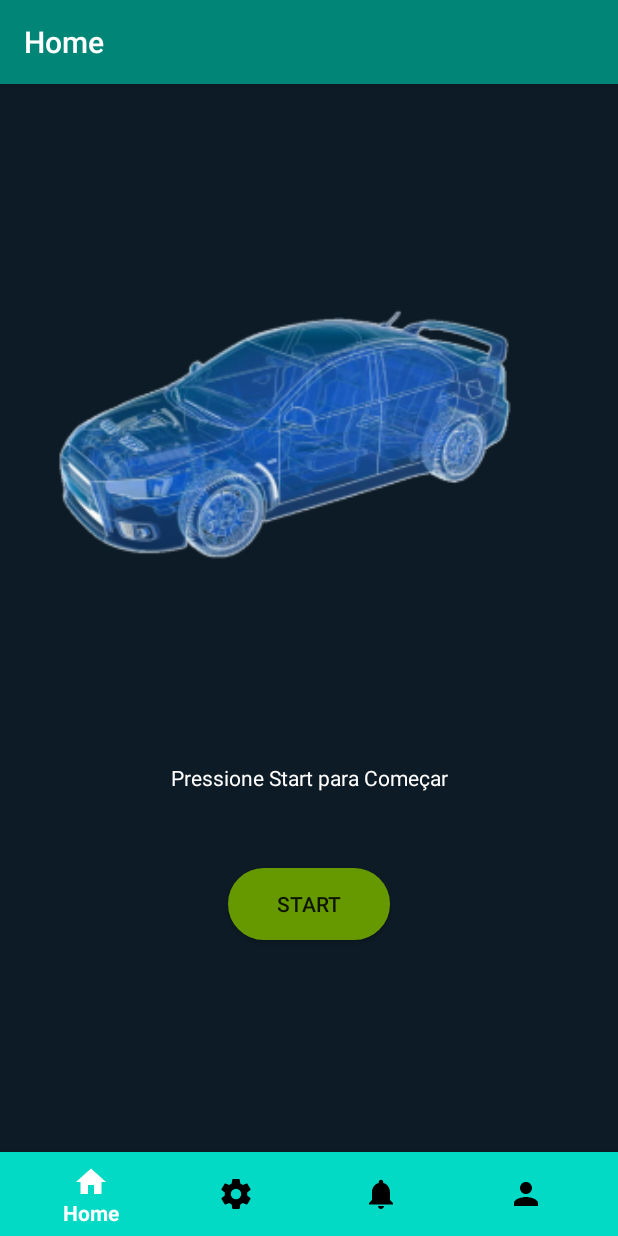
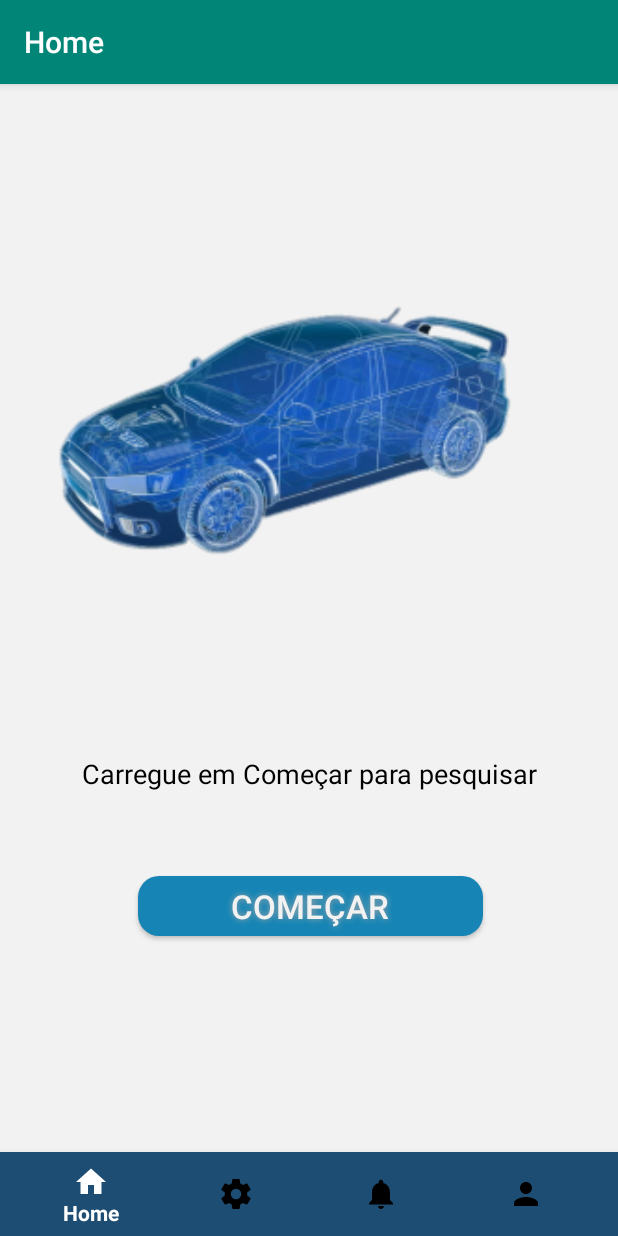
Before and after one commit to Fonseca2570/CMO, an Android app: the screen it shows after launch (MainActivity), on a phone screen of 412 x 824 dp. Run offline under Robolectric (Android 15) with nearby library versions, the phone set to English and light mode, and no system bars.

Commit message:
alteracoes no design

```diff
--- /dev/null
+++ b/StandBot/app/src/main/res/drawable/button_background2.xml
@@ -0,0 +1,19 @@
+<?xml version="1.0" encoding="utf-8"?>
+<shape xmlns:android="http://schemas.android.com/apk/res/android" android:shape="rectangle" >
+    <corners
+        android:radius="14dp"
+        />
+    <solid
+        android:color="#383838"
+        />
+    <padding
+        android:left="0dp"
+        android:top="0dp"
+        android:right="0dp"
+        android:bottom="0dp"
+        />
+    <size
+        android:width="270dp"
+        android:height="60dp"
+        />
+</shape>
--- a/StandBot/app/src/main/res/layout/activity_main.xml
+++ b/StandBot/app/src/main/res/layout/activity_main.xml
@@ -5,7 +5,7 @@
     android:layout_width="match_parent"
     android:layout_height="match_parent"
     tools:context=".MainActivity"
-    android:background="#0d1b26">
+    android:background="#f2f2f2">
 
     <TextView
         android:id="@+id/result"
@@ -18,8 +18,9 @@
         android:layout_marginEnd="0dp"
         android:layout_marginBottom="296dp"
         android:gravity="center_horizontal"
-        android:text="Pressione Start para Começar"
-        android:textColor="#FFFFFF"
+        android:text="Carregue em Começar para pesquisar"
+        android:textSize="18sp"
+        android:textColor="#000000"
         app:layout_constraintBottom_toBottomOf="parent"
         app:layout_constraintLeft_toLeftOf="parent"
         app:layout_constraintRight_toRightOf="parent"
@@ -27,44 +28,50 @@
 
     <Button
         android:id="@+id/getBtn"
-        android:layout_width="wrap_content"
-        android:layout_height="wrap_content"
-        android:layout_above="@+id/bottom_navigation"
-        android:layout_alignParentStart="true"
+        android:layout_width="230dp"
+        android:layout_height="40dp"
         android:layout_alignParentEnd="true"
-        android:layout_marginStart="152dp"
-        android:layout_marginEnd="152dp"
-        android:layout_marginBottom="141dp"
-        android:background="@drawable/roundbutton"
-        android:backgroundTint="@android:color/holo_green_dark"
-        android:text="Start"
+        android:layout_alignParentBottom="true"
+        android:layout_marginTop="10dp"
+        android:layout_marginEnd="90dp"
+        android:layout_marginBottom="200dp"
+        android:background="@drawable/button_background"
+        android:shadowColor="#A8A8A8"
+        android:shadowDx="0"
+        android:shadowDy="0"
+        android:shadowRadius="5"
+        android:text="Começar"
+        android:textColor="#f2f2f2"
+        android:textSize="22sp"
         app:layout_constraintBottom_toBottomOf="parent"
         app:layout_constraintEnd_toEndOf="parent"
-        app:layout_constraintHorizontal_bias="0.492"
+        app:layout_constraintHorizontal_bias="0.5"
         app:layout_constraintStart_toStartOf="parent"
-        app:layout_constraintTop_toBottomOf="@+id/result"
-        app:layout_constraintVertical_bias="0.261" />
+        app:layout_constraintTop_toBottomOf="@+id/preco" />
 
     <Button
         android:id="@+id/stop"
-        android:layout_width="wrap_content"
-        android:layout_height="wrap_content"
-        android:layout_alignParentStart="true"
+        android:layout_width="230dp"
+        android:layout_height="40dp"
         android:layout_alignParentEnd="true"
         android:layout_alignParentBottom="true"
-        android:layout_marginStart="152dp"
-        android:layout_marginEnd="152dp"
-        android:layout_marginBottom="197dp"
-        android:background="@drawable/roundbutton"
-        android:backgroundTint="@android:color/holo_red_dark"
-        android:text="Stop"
-        android:visibility="invisible"
+        android:layout_marginTop="10dp"
+        android:layout_marginEnd="90dp"
+        android:layout_marginBottom="200dp"
+        android:background="@drawable/button_background2"
+        android:shadowColor="#A8A8A8"
+        android:shadowDx="0"
+        android:shadowDy="0"
+        android:shadowRadius="5"
+        android:text="Parar"
+        android:textColor="#f2f2f2"
+        android:textSize="22sp"
         app:layout_constraintBottom_toBottomOf="parent"
         app:layout_constraintEnd_toEndOf="parent"
-        app:layout_constraintHorizontal_bias="0.492"
+        app:layout_constraintHorizontal_bias="0.5"
         app:layout_constraintStart_toStartOf="parent"
-        app:layout_constraintTop_toBottomOf="@+id/result"
-        app:layout_constraintVertical_bias="0.261" />
+        app:layout_constraintTop_toBottomOf="@+id/preco"
+        android:visibility="invisible" />
 
     <!--Button
         android:id="@+id/teste"
@@ -95,8 +102,8 @@
         android:layout_marginStart="0dp"
         android:layout_marginEnd="0dp"
         android:layout_marginBottom="0dp"
-        android:background="@color/design_default_color_secondary"
-        app:itemBackground="@color/design_default_color_secondary"
+        android:background="#1D4D73"
+        app:itemBackground="@color/back"
         app:itemIconTint="@drawable/selector"
         app:itemTextColor="@drawable/selector"
         app:menu="@menu/menu_navigation" />
--- a/StandBot/app/src/main/res/layout/row.xml
+++ b/StandBot/app/src/main/res/layout/row.xml
@@ -24,7 +24,7 @@
             android:layout_width="170dp"
             android:layout_height="wrap_content"
             android:text = "Main Title"
-            android:textColor="#FFFFFF"
+            android:textColor="#4d4d4d"
             android:textStyle="bold"
             android:layout_margin="5dp"
             android:textSize="20sp"
--- a/StandBot/app/src/main/res/values/colors.xml
+++ b/StandBot/app/src/main/res/values/colors.xml
@@ -6,4 +6,6 @@
     <color name="black">#000000</color>
     <color name="white">#ffffff</color>
     <color name="custom">#0d1b26</color>
+    <color name="back">#1D4D73</color>
+    <color name="item">#f2f2f2</color>
 </resources>
```
Also changed, not shown: StandBot/app/src/main/res/layout/activity_admin.xml (+6 -6 lines), StandBot/app/src/main/res/layout/activity_config.xml (+86 -44 lines), StandBot/app/src/main/res/layout/activity_notifications.xml (+4 -4 lines).
